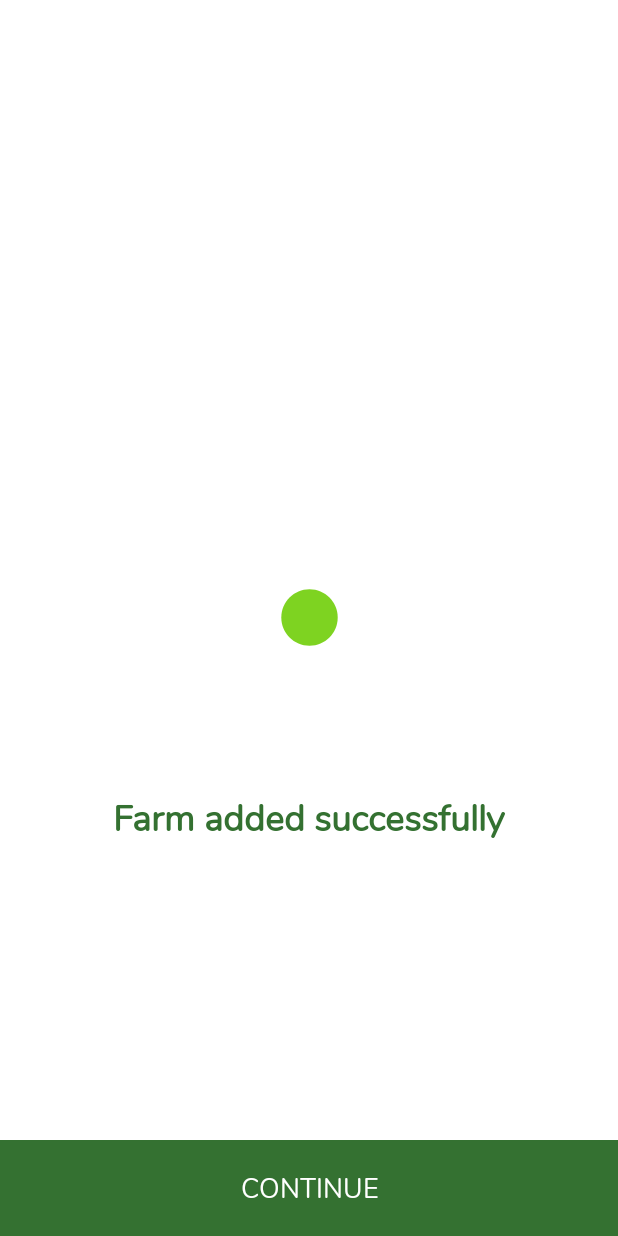
After one commit to photizzo/NatureFarmApp, an Android app: the SuccessActivity screen opened directly, with no data from a screen before it, on a phone screen of 412 x 824 dp. The commit adds this screen. Run offline under Robolectric (Android 15) with nearby library versions, the phone set to English and light mode, and no system bars; our stand-ins replace data binding.

Commit message:
Added success animation when adding farms

```diff
--- a/app/src/main/java/com/threedee/nature/add/AddFarmActivity.kt
+++ b/app/src/main/java/com/threedee/nature/add/AddFarmActivity.kt
@@ -50,6 +50,7 @@ class AddFarmActivity : DaggerAppCompatActivity() {
            binding.viewpager.currentItem = currentPage
         })
         farmViewModel.addFarmLiveData.observe(this, Observer {
+            SuccessActivity.startActivity(this)
             finish()
         })
         farmViewModel.updateFarmLiveData.observe(this, Observer {
--- /dev/null
+++ b/app/src/main/java/com/threedee/nature/add/SuccessActivity.kt
@@ -0,0 +1,30 @@
+package com.threedee.nature.add
+
+import android.content.Context
+import android.content.Intent
+import android.os.Bundle
+import androidx.appcompat.app.AppCompatActivity
+import androidx.databinding.DataBindingUtil
+import com.threedee.nature.R
+import com.threedee.nature.databinding.ActivitySuccessBinding
+
+class SuccessActivity : AppCompatActivity() {
+
+    lateinit var binding: ActivitySuccessBinding
+    override fun onCreate(savedInstanceState: Bundle?) {
+        super.onCreate(savedInstanceState)
+        binding = DataBindingUtil.setContentView(this, R.layout.activity_success)
+
+        binding.continueButton.setOnClickListener {
+            finish()
+        }
+    }
+
+    companion object {
+        fun startActivity(context: Context) {
+            context.startActivity(
+                Intent(context, SuccessActivity::class.java)
+            )
+        }
+    }
+}
--- /dev/null
+++ b/app/src/main/res/layout/activity_success.xml
@@ -0,0 +1,51 @@
+<?xml version="1.0" encoding="utf-8"?>
+<layout xmlns:android="http://schemas.android.com/apk/res/android"
+    xmlns:app="http://schemas.android.com/apk/res-auto"
+    xmlns:tools="http://schemas.android.com/tools">
+    <androidx.constraintlayout.widget.ConstraintLayout
+        android:layout_width="match_parent"
+        android:layout_height="match_parent"
+        tools:context=".add.SuccessActivity">
+
+        <com.airbnb.lottie.LottieAnimationView
+            android:id="@+id/lav_actionBar"
+            android:layout_width="200dp"
+            android:layout_height="200dp"
+            android:scaleType="centerCrop"
+            app:layout_constraintBottom_toBottomOf="parent"
+            app:layout_constraintEnd_toEndOf="parent"
+            app:layout_constraintStart_toStartOf="parent"
+            app:layout_constraintTop_toTopOf="parent"
+            app:lottie_autoPlay="true"
+            app:lottie_fileName="success.json"
+            app:lottie_loop="true" />
+
+        <TextView
+            android:id="@+id/textView5"
+            android:layout_width="wrap_content"
+            android:layout_height="wrap_content"
+            android:layout_marginTop="16dp"
+            android:text="Farm added successfully"
+            android:textColor="@color/colorPrimary"
+            android:textSize="24sp"
+            android:textStyle="bold"
+            app:layout_constraintEnd_toEndOf="parent"
+            app:layout_constraintStart_toStartOf="parent"
+            app:layout_constraintTop_toBottomOf="@+id/lav_actionBar" />
+
+        <TextView
+            android:id="@+id/continueButton"
+            android:layout_width="0dp"
+            android:layout_height="64dp"
+            android:text="CONTINUE"
+            android:textColor="@android:color/white"
+            android:textSize="18sp"
+            android:gravity="center"
+            app:layout_constraintBottom_toBottomOf="parent"
+            app:layout_constraintEnd_toEndOf="parent"
+            app:layout_constraintStart_toStartOf="parent"
+            android:background="@color/colorPrimary"/>
+
+
+    </androidx.constraintlayout.widget.ConstraintLayout>
+</layout>
```
Also changed, not shown: app/src/main/AndroidManifest.xml (+12 -10 lines), app/src/main/assets/success.json (added, +1 -0 lines), app/src/main/res/drawable/ic_navigation.xml (+4 -14 lines).
